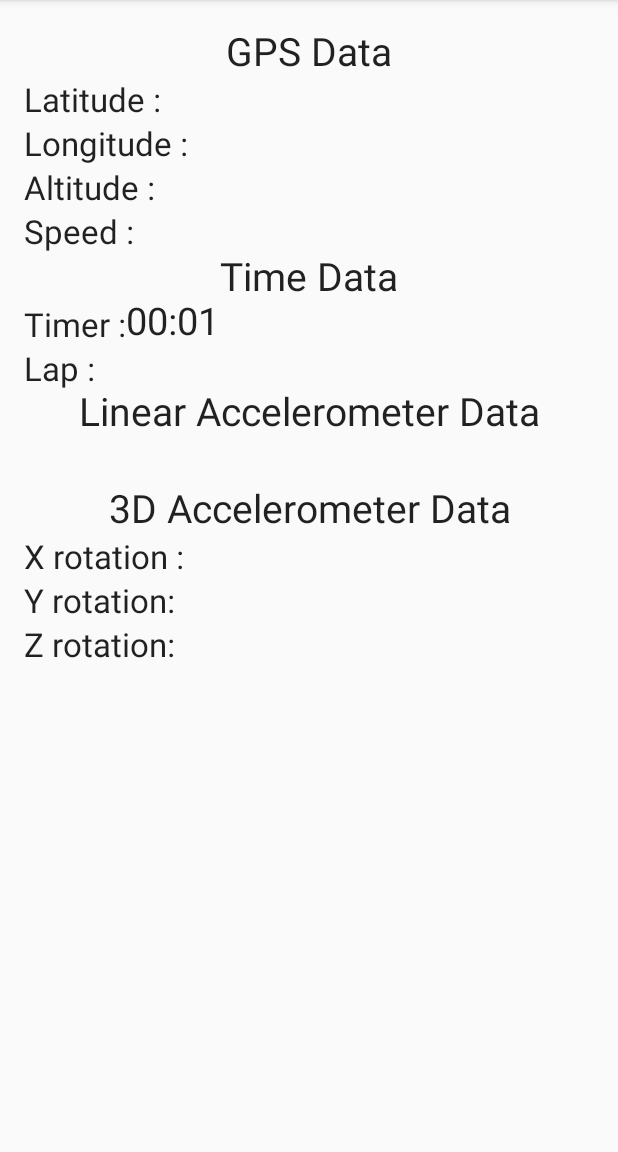
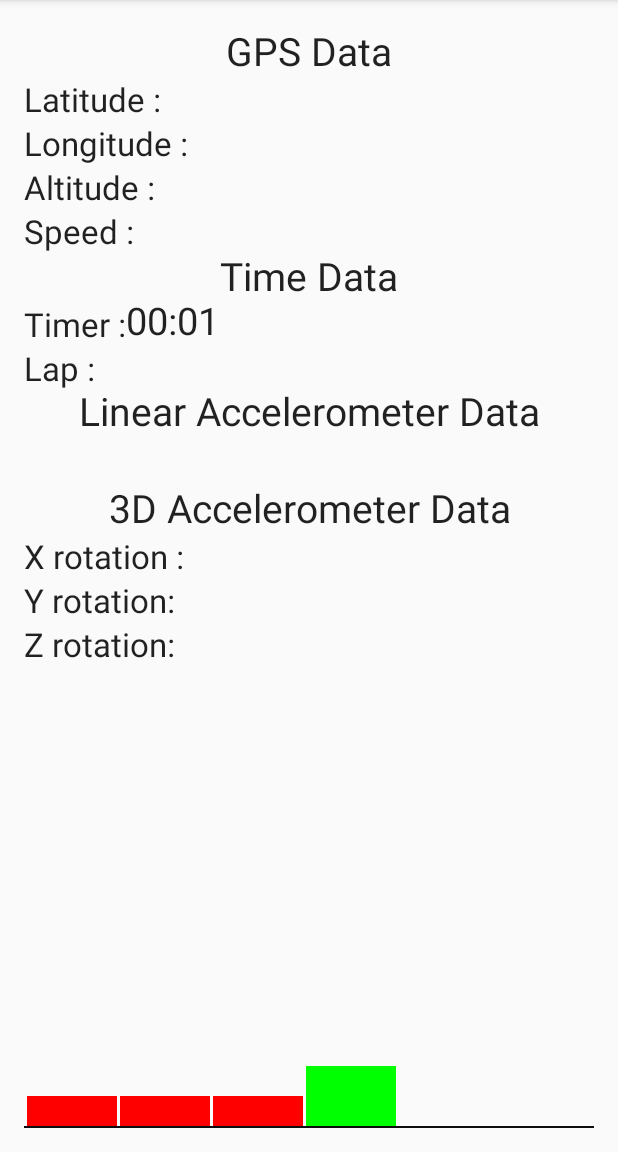
Before and after one commit to nrkfeller/driving_aid_app, an Android app: the TrackingActivity screen opened directly, with no data from a screen before it, on a phone screen of 412 x 824 dp, the part 84-1236 px from its top. Run offline under Robolectric (Android 15) with nearby library versions, the phone set to English and light mode, and no system bars.

Commit message:
Functional Bar graph

```diff
--- a/app/src/main/java/com/efelnic/driveapp/TrackingActivity.java
+++ b/app/src/main/java/com/efelnic/driveapp/TrackingActivity.java
@@ -54,7 +54,8 @@ public class TrackingActivity extends AppCompatActivity implements LocationListe
 
     boolean bPermissionGranted;
 
-//    LinearLayout la; // used for charts
+    LinearLayout la; // used for charts
+    View bar1, bar2, bar3, bar4;
 
     @Override
     protected void onCreate(Bundle savedInstanceState) {
@@ -65,10 +66,16 @@ public class TrackingActivity extends AppCompatActivity implements LocationListe
             bPermissionGranted = checkLocationPermission();
         }
 
-
         startChronometer();
 
         startAccel();
+
+        // Create Bar chart
+        la = (LinearLayout)findViewById(R.id.barchart);
+        bar1 = drawChart(1,30);
+        bar2 = drawChart(1,30);
+        bar3 = drawChart(1,30);
+        bar4 = drawChart(2,60);
 
         latView = (TextView) findViewById(R.id.latitudeView);
         lngView = (TextView) findViewById(R.id.longitudeView);
@@ -143,7 +150,6 @@ public class TrackingActivity extends AppCompatActivity implements LocationListe
         Double alt = location.getAltitude();
         float spd = location.getSpeed();
 
-
         altView.setText("Altitude : " + Double.toString(alt));
         latView.setText("Latitude : " + Double.toString(lat));
         lngView.setText("Longitude : " + Double.toString(lng));
@@ -153,25 +159,20 @@ public class TrackingActivity extends AppCompatActivity implements LocationListe
 
     @Override
     public void onStatusChanged(String provider, int status, Bundle extras) {
-
     }
 
     @Override
     public void onProviderEnabled(String provider) {
-
     }
 
     @Override
     public void onProviderDisabled(String provider) {
-
     }
 
     public void getLocation(View view) {
-
         if (android.os.Build.VERSION.SDK_INT >= Build.VERSION_CODES.M) {
             bPermissionGranted = checkLocationPermission();
         }
-
         Location location = locationManager.getLastKnownLocation(provider);
 
         onLocationChanged(location);
@@ -193,23 +194,23 @@ public class TrackingActivity extends AppCompatActivity implements LocationListe
 
         accelView.setText("Accel : " + df.format(Math.sqrt(linear_acceleration[0] * linear_acceleration[0] + linear_acceleration[1] * linear_acceleration[1] + linear_acceleration[2] * linear_acceleration[2])));
 
-
         xrotView.setText("Orientation X : " + Float.toString(event.values[2]));
         yrotView.setText("Orientation Y : " + Float.toString(event.values[1]));
         zrotView.setText("Orientation Z : " + Float.toString(event.values[0]));
 
-        // Create Charts
-//        la = (LinearLayout)findViewById(R.id.lchart);
-//        drawchart(1, 1, (int)linear_acceleration[0]); //float converted to int
-//        drawchart(2, 2, (int)linear_acceleration[1]); //float converted to int
-//        drawchart(3, 3, (int)linear_acceleration[2]); //float converted to int
+        int temp_x = Math.round(event.values[2] * 10);
+        int temp_y = Math.round(event.values[1] * 10);
+        int temp_z = Math.round(event.values[0] * 10);
+        int temp_A = (int)Math.round((Math.sqrt(linear_acceleration[0] * linear_acceleration[0] + linear_acceleration[1] * linear_acceleration[1] + linear_acceleration[2] * linear_acceleration[2]))*100);
 
-
+        bar1.setLayoutParams(new LinearLayout.LayoutParams(90, temp_x));
+        bar2.setLayoutParams(new LinearLayout.LayoutParams(90, temp_y));
+        bar3.setLayoutParams(new LinearLayout.LayoutParams(90, temp_z));
+        bar4.setLayoutParams(new LinearLayout.LayoutParams(90, temp_A));
     }
 
     @Override
     public void onAccuracyChanged(Sensor sensor, int accuracy) {
-
     }
 
     public static final int MY_PERMISSIONS_REQUEST_LOCATION = 99;
@@ -231,7 +232,6 @@ public class TrackingActivity extends AppCompatActivity implements LocationListe
                         new String[]{Manifest.permission.ACCESS_FINE_LOCATION},
                         MY_PERMISSIONS_REQUEST_LOCATION);
 
-
             } else {
                 // No explanation needed, we can request the permission.
                 ActivityCompat.requestPermissions(this,
@@ -245,25 +245,27 @@ public class TrackingActivity extends AppCompatActivity implements LocationListe
     }
 
     // Chart creation function
-//    private void drawchart(int count, int color, int hight) {
-//     System.out.println(count+color+hight);
-//        if(color == 1) {
-//            color = Color.RED;
-//        }
-//        if(color == 2) {
-//            color = Color.GREEN;
-//        }
-//        if(color == 3) {
-//            color = Color.BLUE;
-//        }
-//        for(int k = 1; k<= count; k++) {
-//            View view = new View(this);
-//            view.setBackgroundColor(color);
-//            view.setLayoutParams(new LinearLayout.LayoutParams(30, hight));
-//            LinearLayout.LayoutParams params = (LinearLayout.LayoutParams)view.getLayoutParams();
-//            params.setMargins(3, 0, 0, 0);
-//            view.setLayoutParams(params);
-//            la.addView(view);
-//        }
-//    }
+    private View drawChart(int color, int height) {
+        if(color == 1) {
+            color = Color.RED;
+        }
+        if(color == 2) {
+            color = Color.GREEN;
+        }
+        if(color == 3) {
+            color = Color.BLUE;
+        }
+
+        View custom_view = new View(this);
+        custom_view.setBackgroundColor(color);
+        custom_view.setLayoutParams(new LinearLayout.LayoutParams(90, height));
+
+        LinearLayout.LayoutParams custom_params = (LinearLayout.LayoutParams)custom_view.getLayoutParams();
+        custom_params.setMargins(3, 0, 0, 0); // left, top, right, bottom
+        custom_view.setLayoutParams(custom_params);
+
+        la.addView(custom_view);
+        return custom_view;
+    }
+
 }
--- a/app/src/main/res/layout/activity_tracking.xml
+++ b/app/src/main/res/layout/activity_tracking.xml
@@ -9,23 +9,24 @@
     android:paddingTop="@dimen/activity_vertical_margin"
     tools:context="com.efelnic.driveapp.TrackingActivity">
 
-    <!--This is the bar chart under construction (does not work yet)-->
-    <!--<linearLayout-->
-        <!--android:id="@+id/lchart"-->
-        <!--android:layout_height="wrap_content"-->
-        <!--android:layout_width="match_parent"-->
-        <!--android:layout_above="@+id/view"-->
-        <!--android:gravity="bottom"-->
-        <!--android:layout_marginTop="60dp"-->
-        <!--/>-->
 
-    <!--<View-->
-        <!--android:id="@+id/view"-->
-        <!--android:layout_height="35dp"-->
-        <!--android:layout_width="match_parent"-->
-        <!--android:background="#0c0d0c"-->
-        <!--android:layout_alignParentBottom="true"-->
-        <!--/>-->
+    <LinearLayout
+        android:id="@+id/barchart"
+        android:orientation="horizontal"
+        android:layout_height="wrap_content"
+        android:layout_width="match_parent"
+        android:layout_above="@+id/view"
+        android:gravity="bottom"
+        android:layout_marginTop="60dp"
+        />
+
+    <View
+        android:id="@+id/view"
+        android:layout_height="1dp"
+        android:layout_width="match_parent"
+        android:background="#0c0d0c"
+        android:layout_alignParentBottom="true"
+        />
 
     <TextView
         android:layout_width="fill_parent"
@@ -98,6 +99,15 @@
         android:layout_below="@+id/timeView"
         android:layout_alignLeft="@+id/longitudeView"
         android:layout_alignStart="@+id/longitudeView" />
+
+    <Chronometer
+        android:layout_width="100dp"
+        android:layout_height="wrap_content"
+        android:id="@+id/chronometer"
+        android:textSize="25dp"
+        android:layout_alignBottom="@+id/timerView"
+        android:layout_toRightOf="@+id/timerView"
+        android:layout_toEndOf="@+id/timerView" />
 
     <TextView
         android:layout_width="wrap_content"
@@ -173,14 +183,6 @@
         android:layout_alignParentLeft="true"
         android:layout_alignParentStart="true" />
 
-    <Chronometer
-        android:layout_width="100dp"
-        android:layout_height="wrap_content"
-        android:id="@+id/chronometer"
-        android:textSize="25dp"
-        android:layout_alignBottom="@+id/timerView"
-        android:layout_toRightOf="@+id/timerView"
-        android:layout_toEndOf="@+id/timerView" />
 
 
 </RelativeLayout>
```
